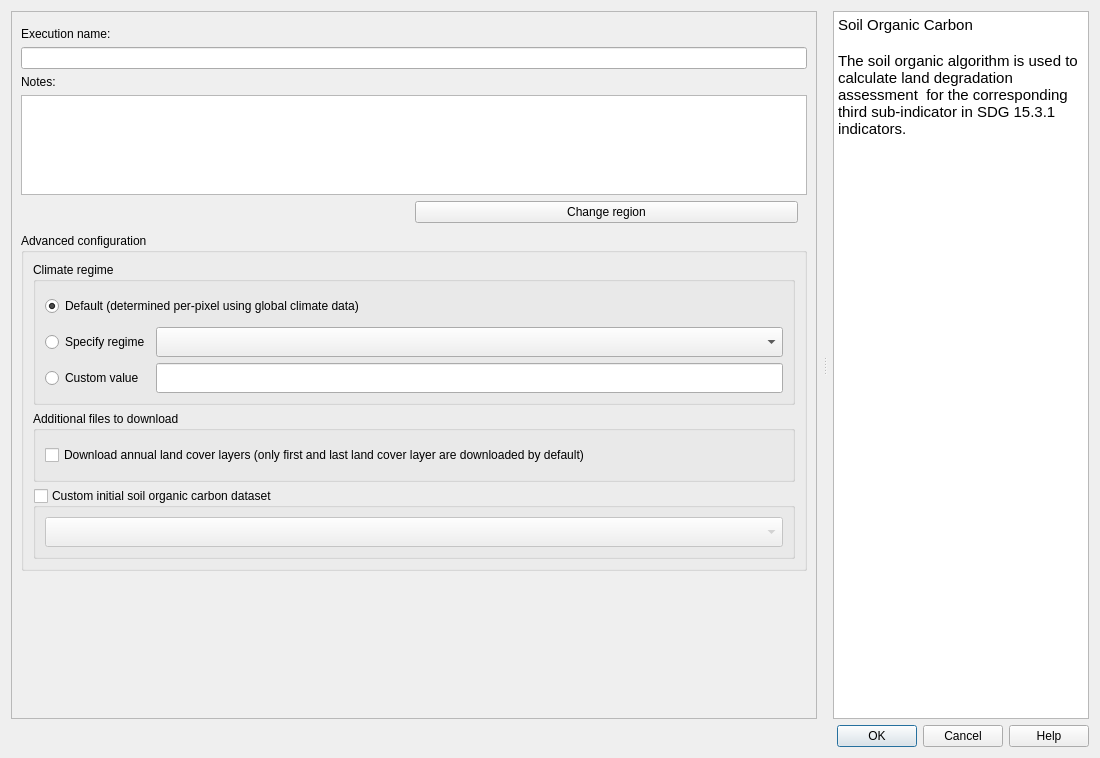
The window that LDMP/gui/DlgCalculateSOC.ui (ConservationInternational/trends.earth) describes before a commit, drawn with Qt 5.
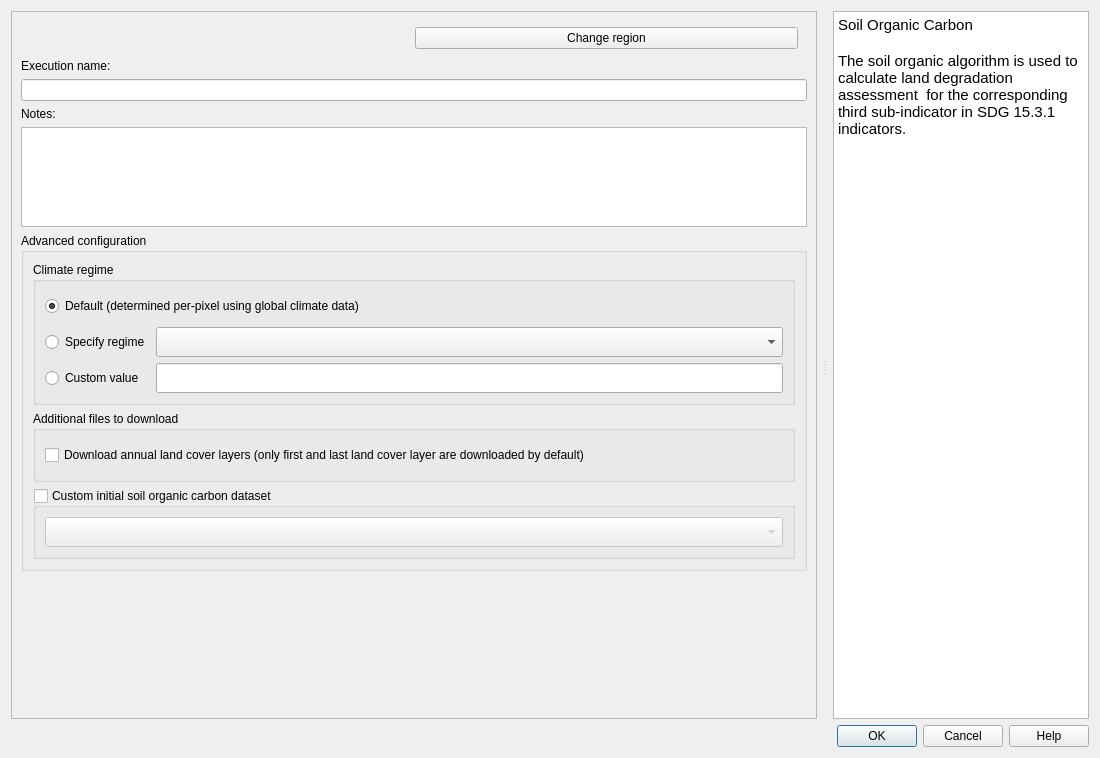
The same window after the commit. Custom widgets are drawn as their Qt base class.

Commit message: tooltips for task name and notes, re ordering of the options components in the algorithms execution dialogs

What changed in the file:
```diff
--- a/LDMP/gui/DlgCalculateSOC.ui
+++ b/LDMP/gui/DlgCalculateSOC.ui
@@ -82,45 +82,6 @@
              </property>
             </widget>
            </item>
-           <item>
-            <widget class="QLabel" name="execution_name_la">
-             <property name="text">
-              <string>Execution name:</string>
-             </property>
-            </widget>
-           </item>
-           <item>
-            <widget class="QLineEdit" name="execution_name_le"/>
-           </item>
-           <item>
-            <widget class="QLabel" name="task_notes_la">
-             <property name="text">
-              <string>Notes:</string>
-             </property>
-            </widget>
-           </item>
-           <item>
-            <widget class="QTextEdit" name="task_notes">
-             <property name="sizePolicy">
-              <sizepolicy hsizetype="Expanding" vsizetype="Minimum">
-               <horstretch>0</horstretch>
-               <verstretch>0</verstretch>
-              </sizepolicy>
-             </property>
-             <property name="minimumSize">
-              <size>
-               <width>0</width>
-               <height>0</height>
-              </size>
-             </property>
-             <property name="maximumSize">
-              <size>
-               <width>16777215</width>
-               <height>100</height>
-              </size>
-             </property>
-            </widget>
-           </item>
            <item>
             <layout class="QHBoxLayout" name="horizontalLayout">
              <property name="leftMargin">
@@ -157,6 +118,52 @@
              </item>
             </layout>
            </item>
+           <item>
+            <widget class="QLabel" name="execution_name_la">
+             <property name="text">
+              <string>Execution name:</string>
+             </property>
+            </widget>
+           </item>
+           <item>
+            <widget class="QLineEdit" name="execution_name_le">
+             <property name="toolTip">
+              <string>Input for the name that will be assigned to the execution task, if not filled the algorithm name will be used as the task name.</string>
+             </property>
+            </widget>
+           </item>
+           <item>
+            <widget class="QLabel" name="task_notes_la">
+             <property name="text">
+              <string>Notes:</string>
+             </property>
+            </widget>
+           </item>
+           <item>
+            <widget class="QTextEdit" name="task_notes">
+             <property name="sizePolicy">
+              <sizepolicy hsizetype="Expanding" vsizetype="Minimum">
+               <horstretch>0</horstretch>
+               <verstretch>0</verstretch>
+              </sizepolicy>
+             </property>
+             <property name="minimumSize">
+              <size>
+               <width>0</width>
+               <height>0</height>
+              </size>
+             </property>
+             <property name="maximumSize">
+              <size>
+               <width>16777215</width>
+               <height>100</height>
+              </size>
+             </property>
+             <property name="toolTip">
+              <string>User notes associated with the executed task.</string>
+             </property>
+            </widget>
+           </item>
            <item>
             <widget class="QgsCollapsibleGroupBox" name="advance_configurations">
              <property name="title">
```
Left out of the diff: 3 changed lines with no effect on the pictures. The commit also changes 9 other files.
